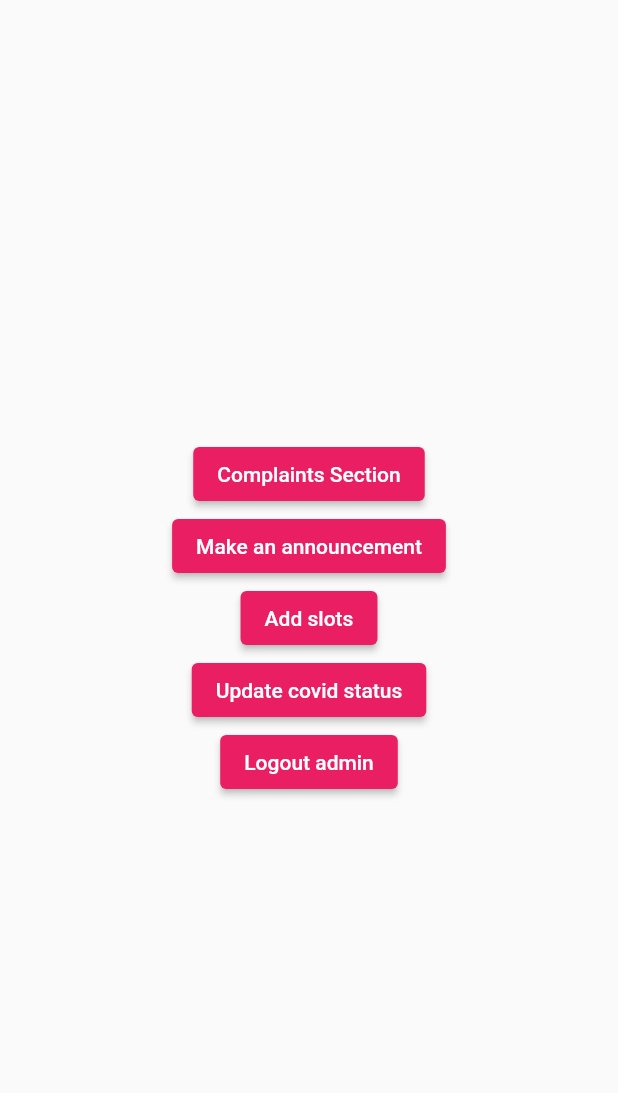
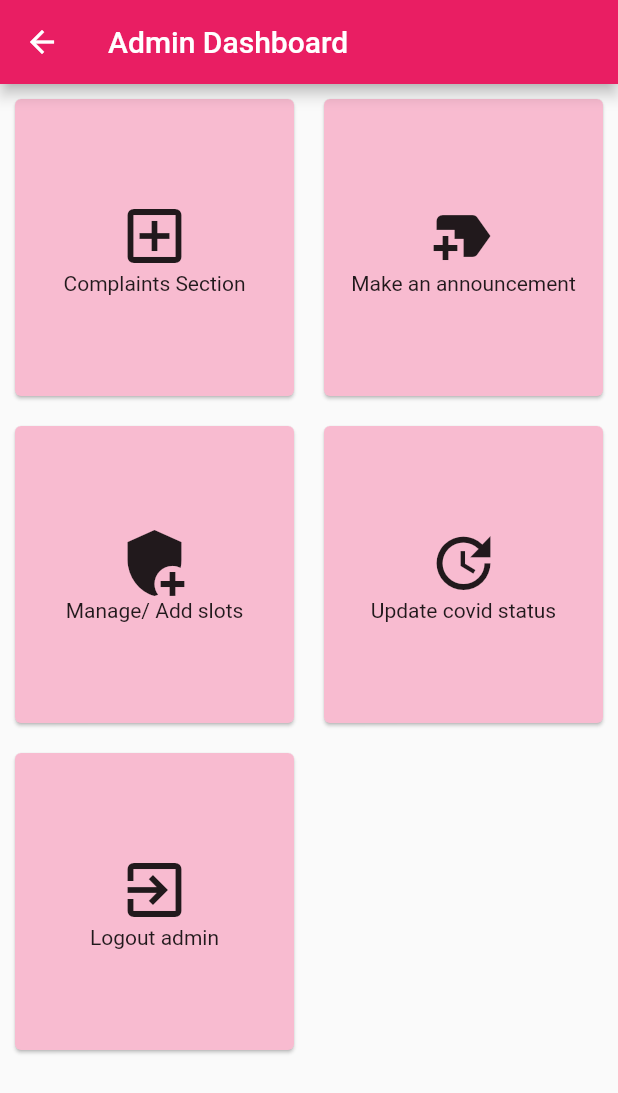
Before and after one commit to Kunalpal215/RIC-Covid-Hackathon, a Flutter app: the AdminHome screen opened by its route, on a phone screen of 412 x 824 dp. Shown: the top 1093 px of the screen. Run offline on Flutter 3.47's test engine with Material 2 defaults, Android fonts, the phone set to English and light mode, and no system bars; our stand-ins replace carousel_slider, cloud_firestore, cool_alert, date_field, firebase_auth, firebase_core and 6 more; accounts and stored records are empty.

Commit message:
admin ui

```diff
--- a/lib/screens/home/admin/adminhome.dart
+++ b/lib/screens/home/admin/adminhome.dart
@@ -1,14 +1,16 @@
+import 'package:cool_alert/cool_alert.dart';
 import 'package:covid_app/screens/home/admin/announcement.dart';
 import 'package:covid_app/screens/home/admin/complaints/complaint_list.dart';
+import 'package:covid_app/screens/home/admin/covid_status/covidstatusupdate.dart';
 import 'package:covid_app/screens/home/admin/slotmanagescreen.dart';
-import 'package:covid_app/screens/home/admin/covid_status/covidstatusupdate.dart';
 import 'package:covid_app/screens/welcome_screen.dart';
 import 'package:covid_app/services/logout_user.dart';
 import 'package:flutter/material.dart';
 
 class AdminHome extends StatefulWidget {
   const AdminHome({Key? key}) : super(key: key);
-  static const id='/adminhome';
+  static const id = '/adminhome';
+
   @override
   _AdminHomeState createState() => _AdminHomeState();
 }
@@ -17,41 +19,126 @@ class _AdminHomeState extends State<AdminHome> {
   @override
   Widget build(BuildContext context) {
     return Scaffold(
-      body:Center(
-        child: Column(
-          mainAxisAlignment: MainAxisAlignment.center,
-          children: [
-            ElevatedButton(
-              onPressed: (){
-                Navigator.of(context).push(MaterialPageRoute(builder: (context) => ComplaintListAdminScreen()));
+      appBar: AppBar(title:Text('Admin Dashboard')),
+      body: SingleChildScrollView(
+        child: Wrap(
+          children: <Widget>[
+            GestureDetector(
+              onTap: () {
+                Navigator.of(context).push(MaterialPageRoute(
+                    builder: (context) => ComplaintListAdminScreen()));
               },
-              child: Text('Complaints Section'),
+              child: Container(
+                width: MediaQuery.of(context).size.width / 2 - 12,
+                height:MediaQuery.of(context).size.width/2,
+                margin: EdgeInsets.all(6.0),
+                child: Card(color:Colors.pink[100],
+                  child: Column(
+                      mainAxisAlignment: MainAxisAlignment.center,
+                      crossAxisAlignment: CrossAxisAlignment.center,
+                      children: const [
+                        Icon(Icons.add_box_outlined,size:48.0),
+                        Text('Complaints Section',textAlign: TextAlign.center,)
+                      ]),
+                ),
+              ),
             ),
-            ElevatedButton(
-              onPressed: (){
-                Navigator.of(context).push(MaterialPageRoute(builder: (context) => AnnouncementMakeScreen()));
+            GestureDetector(
+              onTap: (){
+                Navigator.of(context).push(MaterialPageRoute(
+                    builder: (context) => AnnouncementMakeScreen()));
               },
-              child: Text('Make an announcement'),
+              child: Container(
+
+                width: MediaQuery.of(context).size.width / 2 - 12,
+                height:MediaQuery.of(context).size.width/2,
+                margin: EdgeInsets.all(6.0),
+                child: Card(
+                  color:Colors.pink[100],
+                  child: Column(
+                      mainAxisAlignment: MainAxisAlignment.center,
+                      crossAxisAlignment: CrossAxisAlignment.center,
+                      children: const [
+                        Icon(Icons.new_label,size: 48.0,),
+                        Text('Make an announcement',textAlign: TextAlign.center,)
+                      ]),
+                ),
+              ),
             ),
-            ElevatedButton(
-              onPressed: (){
-                Navigator.of(context).push(MaterialPageRoute(builder: (context) => SlotManageScreen()));
+            GestureDetector(
+              onTap: (){
+                Navigator.of(context).push(MaterialPageRoute(
+                    builder: (context) => SlotManageScreen()));
               },
-              child: Text('Add slots'),
+              child: Container(
+                width: MediaQuery.of(context).size.width / 2 - 12,
+                height:MediaQuery.of(context).size.width/2,
+                margin: EdgeInsets.all(6.0),
+                child: Card(color:Colors.pink[100],
+                  child: Column(
+                      mainAxisAlignment: MainAxisAlignment.center,
+                      crossAxisAlignment: CrossAxisAlignment.center,
+                      children: const [
+                        Icon(Icons.add_moderator,size: 48.0,),
+                        Text('Manage/ Add slots',textAlign: TextAlign.center,)
+                      ]),
+                ),
+              ),
             ),
-            ElevatedButton(
-              onPressed: (){
-                Navigator.of(context).push(MaterialPageRoute(builder: (context) => CovidStatusAdmin()));
+            GestureDetector(
+              onTap: (){
+                Navigator.of(context).push(MaterialPageRoute(
+                    builder: (context) => CovidStatusAdmin()));
               },
-              child: Text('Update covid status'),
+              child: Container(
+                width: MediaQuery.of(context).size.width / 2 - 12,
+                height:MediaQuery.of(context).size.width/2,
+                margin: EdgeInsets.all(6.0),
+                child: Card(color:Colors.pink[100],
+                  child: Column(
+                      mainAxisAlignment: MainAxisAlignment.center,
+                      crossAxisAlignment: CrossAxisAlignment.center,
+                      children: const [
+                        Icon(Icons.update,size:48.0),
+                        Text('Update covid status',textAlign: TextAlign.center,)
+                      ]),
+                ),
+              ),
             ),
-            ElevatedButton(
-              onPressed: () async {
-                await logoutAdmin();
-                Navigator.pushReplacementNamed(context, WelcomeScreen.id);
+            GestureDetector(
+              onTap: () async {
+                CoolAlert.show(
+                    context: context,
+                    barrierDismissible: false,
+                    type: CoolAlertType.confirm,
+                    text: 'Do you want to logout',
+                    confirmBtnText: 'Yes',
+                    cancelBtnText: 'No',
+                    onConfirmBtnTap: () async {
+                      await logoutUser();
+                      Navigator.pop(context);
+                      Navigator.pushReplacementNamed(
+                          context, WelcomeScreen.id);
+                    },
+                    confirmBtnColor: Colors.pink[600]!,
+                    backgroundColor: Colors.pink[100]!
+                );
+              },
+              child: Container(
+                width: MediaQuery.of(context).size.width / 2 - 12,
+                height:MediaQuery.of(context).size.width/2,
+                margin: EdgeInsets.all(6.0),
+                child: Card(color:Colors.pink[100],
+                  child: Column(
+                      mainAxisAlignment: MainAxisAlignment.center,
+                      crossAxisAlignment: CrossAxisAlignment.center,
+                      children: const [
+                        Icon(Icons.exit_to_app,size:48.0),
+                        Text('Logout admin',textAlign: TextAlign.center,)
+                      ]),
+                ),
+              ),
 
-              },
-              child: Text('Logout admin'),
             ),
           ],
         ),
--- a/lib/screens/home/admin/complaints/complaint_list.dart
+++ b/lib/screens/home/admin/complaints/complaint_list.dart
@@ -131,10 +131,11 @@ class _ComplaintListAdminScreenState extends State<ComplaintListAdminScreen> {
           return FutureBuilder<List<Widget>>(
             future: getComplaints(docs, true),
             builder: (context, snapshot) {
-              if (!snapshot.hasData)
+              if (!snapshot.hasData) {
                 return Center(
                   child: CircularProgressIndicator(),
                 );
+              }
               return ListView(
                 children: snapshot.data!,
               );
```
